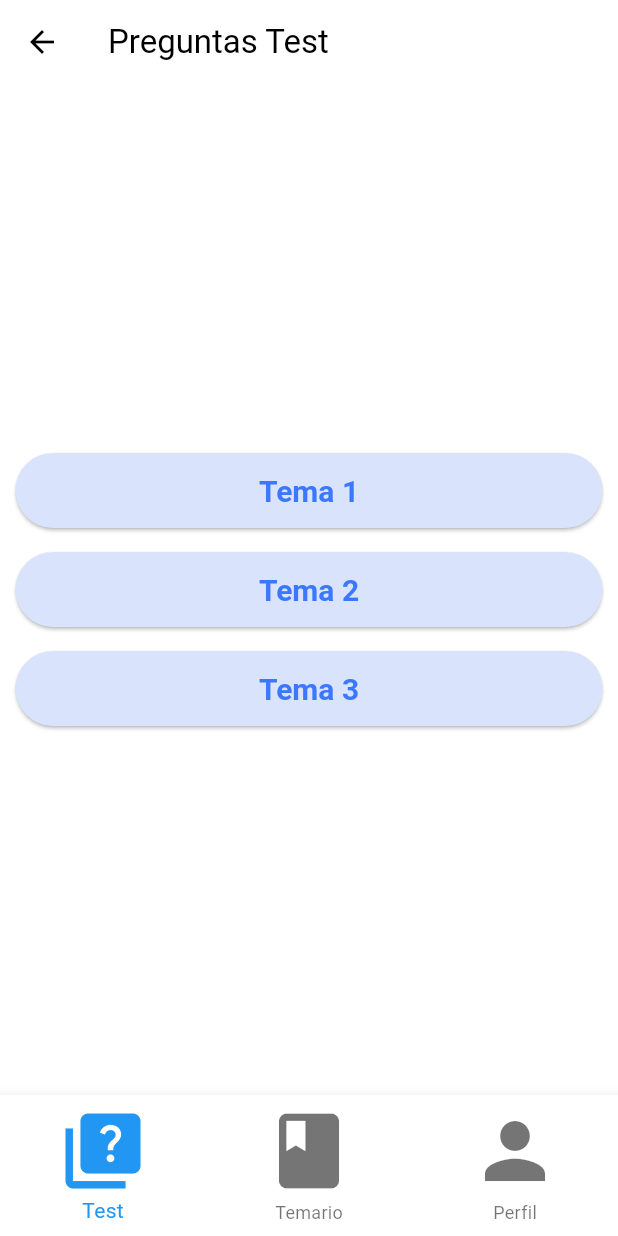
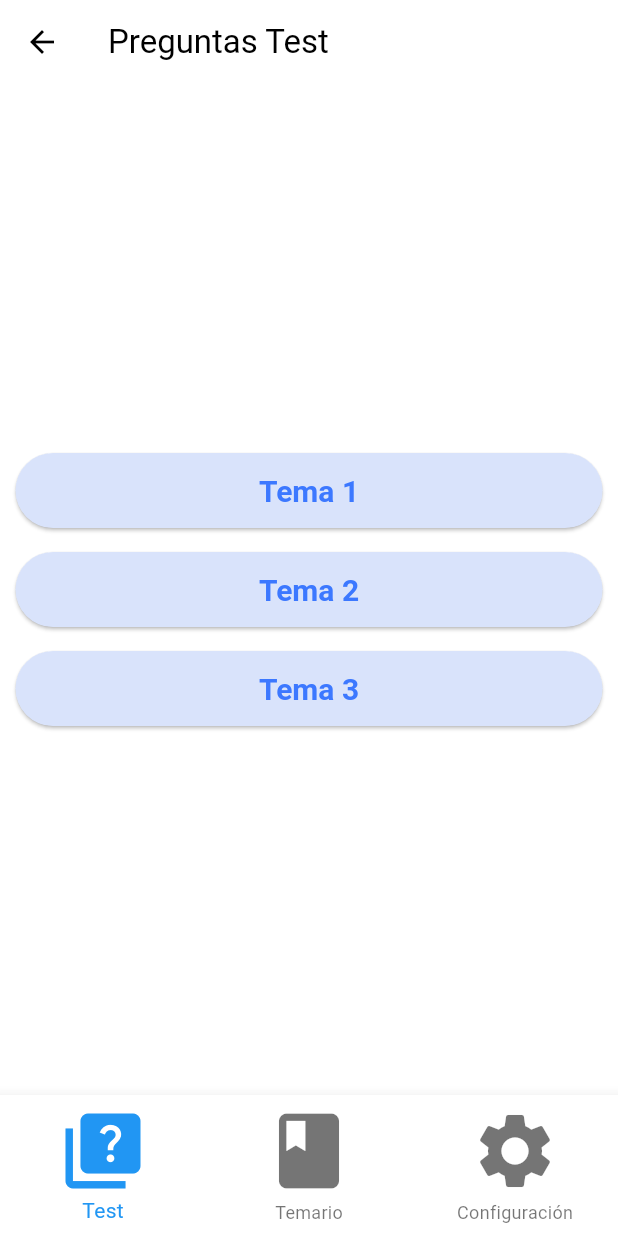
Before and after one commit to AChacon97/oposiciones, a Flutter app: the HomeScreen screen opened directly, on a phone screen of 412 x 824 dp. Run offline on Flutter 3.47's test engine with Material 3 defaults, Android fonts, the phone set to English and light mode, and no system bars; our stand-ins replace firebase_core, image_picker, permission_handler; accounts and stored records are empty; Roboto replaces fonts that are missing (Times New Roman).

Commit message:
actualización

```diff
--- a/appoposiciones/lib/home.dart
+++ b/appoposiciones/lib/home.dart
@@ -1,7 +1,6 @@
 import 'package:flutter/material.dart';
 import 'package:appoposiciones/preguntas_test.dart';
 import 'package:appoposiciones/preguntas_desarrollo.dart';
-import 'preguntas_desarrollo.dart';
 import 'theme.dart';
 import 'configuracion.dart'; // Importa Configuracion
 
@@ -31,9 +30,9 @@ class _HomeScreenState extends State<HomeScreen> {
   void _updateTemaProgress(String tema, int status) {
     setState(() {
       if (_currentIndex == 0) {
-        /*temaProgressTest[tema] = status; <-- DESACTIVACION DE COLOR DE REALIZADO O POR HACER */
+        temaProgressTest[tema] = status;
       } else {
-        temaProgressDesarrollo[tema] = status; // Desarrollo
+        temaProgressDesarrollo[tema] = status;
       }
     });
   }
@@ -66,7 +65,9 @@ class _HomeScreenState extends State<HomeScreen> {
           _currentIndex == 0 ? 'Preguntas Test' : 'Preguntas de Desarrollo',
         ), // Título de la pantalla principal
       ),
-      body: Center(
+      body: _currentIndex == 2
+          ? Configuracion() // Muestra Configuracion en la tercera pestaña
+          : Center(
               child: Column(
                 mainAxisAlignment: MainAxisAlignment.center,
                 children: temas.map((tema) {
@@ -94,7 +95,8 @@ class _HomeScreenState extends State<HomeScreen> {
                           _updateTemaProgress(
                               tema, 2); // Marca el tema como completado
                         } else {
-                    _updateTemaProgress(tema, 1); // Deja el tema en progreso
+                          _updateTemaProgress(
+                              tema, 1); // Deja el tema en progreso
                         }
                       },
                       child: Text(tema), // Texto del botón (nombre del tema)
@@ -115,23 +117,15 @@ class _HomeScreenState extends State<HomeScreen> {
             label: 'Temario', // Icono y etiqueta para el temario
           ),
           BottomNavigationBarItem(
-            icon: Icon(Icons.person),
-            label: 'Perfil', // Nuevo tab de perfil
+            icon: Icon(Icons.settings),
+            label: 'Configuración', // Icono y etiqueta para la configuración
           ),
         ],
         currentIndex: _currentIndex,
         selectedItemColor: Colors.blue,
         onTap: (index) {
           setState(() {
-            if (index == 2) {
-              // Navega a Configuracion cuando se selecciona el índice 2 (Perfil)
-              Navigator.push(
-                context,
-                MaterialPageRoute(builder: (context) => Configuracion()),
-              );
-            } else {
             _currentIndex = index;
-            }
           });
         },
       ),
@@ -139,16 +133,6 @@ class _HomeScreenState extends State<HomeScreen> {
   }
 }
 
-// Método para construir la pantalla de perfil
-Widget _buildPerfilScreen() {
-  return Center(
-    child: Text(
-      'Aquí va tu información de perfil.',
-      style: TextStyle(fontSize: 20),
-    ),
-  );
-}
-
 void main() {
   runApp(MaterialApp(
     home: HomeScreen(),
```
Also changed, not shown: 4 other files. Lines whose indentation alone changed are shown as unchanged.
